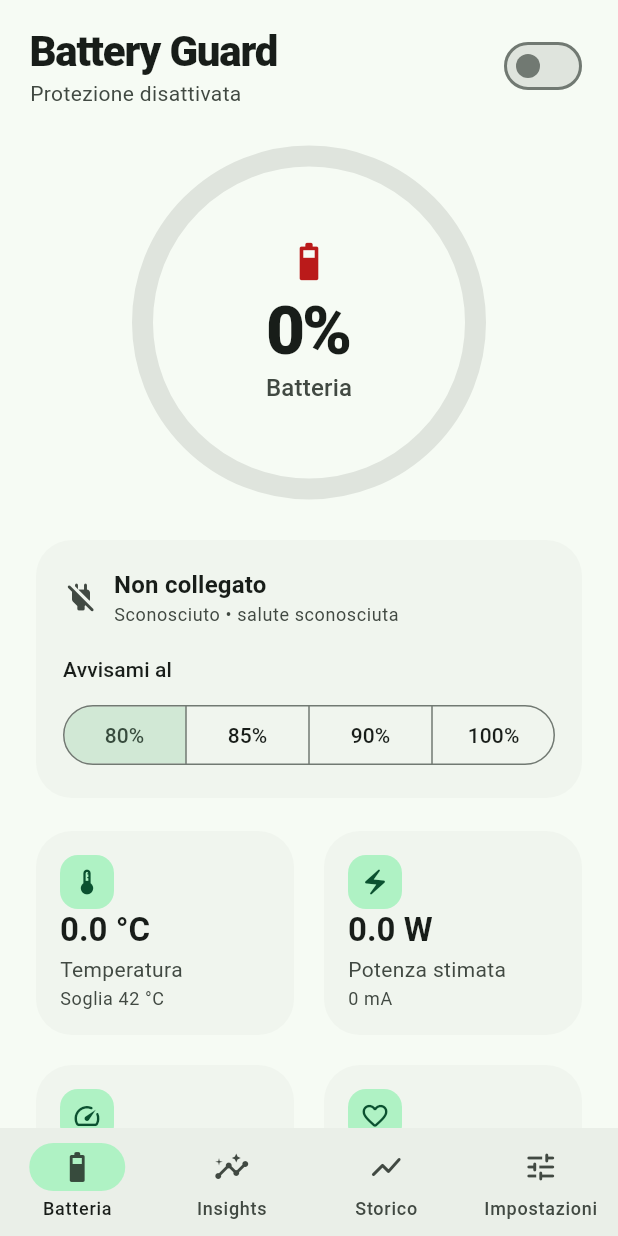
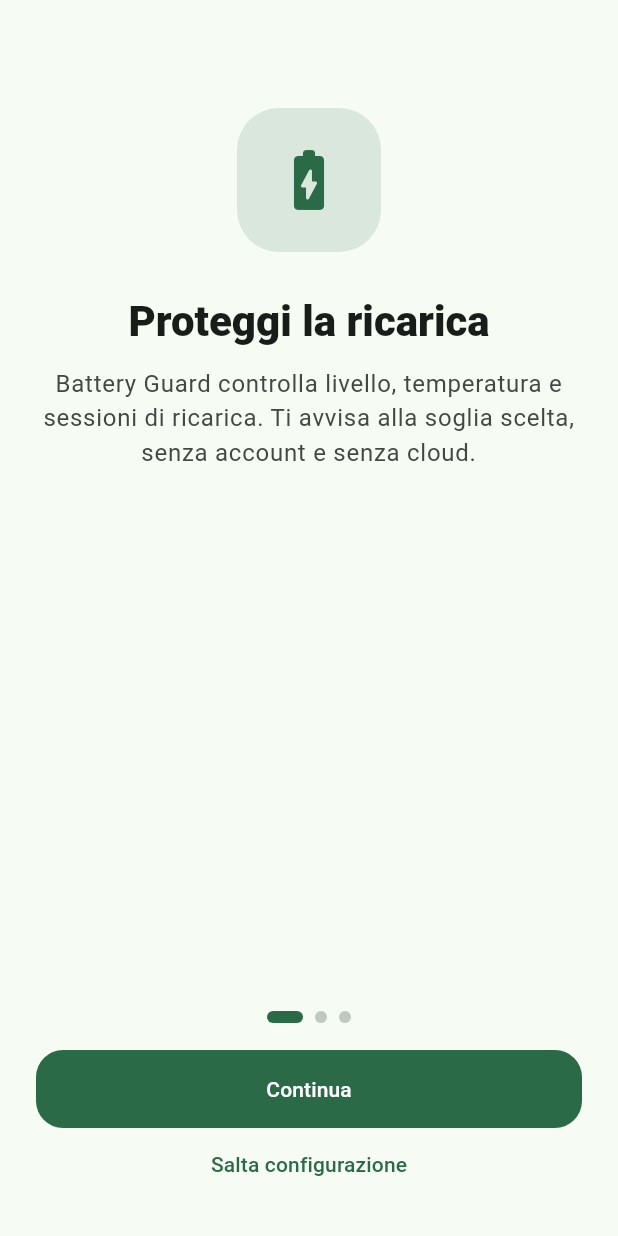
Before and after one commit to riccardopinato/Battery_Guard, a Flutter app: the screen it shows after launch, on a phone screen of 412 x 824 dp. Run offline on Flutter 3.47's test engine with Material 3 defaults, Android fonts, the light colour scheme and no system bars.

Commit message:
Add v0.5 RC1 hardening and onboarding

```diff
--- a/lib/app.dart
+++ b/lib/app.dart
@@ -3,6 +3,7 @@
 import 'screens/history_screen.dart';
 import 'screens/home_screen.dart';
 import 'screens/insights_screen.dart';
+import 'screens/onboarding_screen.dart';
 import 'screens/settings_screen.dart';
 import 'services/app_controller.dart';
 import 'theme/app_theme.dart';
@@ -30,6 +31,7 @@
     if (state == AppLifecycleState.resumed) {
       _controller.refreshSnapshot();
       _controller.refreshHistory();
+      _controller.refreshReliability();
     }
   }
 
@@ -55,6 +57,9 @@
             return const Scaffold(
               body: Center(child: CircularProgressIndicator()),
             );
+          }
+          if (!_controller.onboardingComplete) {
+            return OnboardingScreen(controller: _controller);
           }
           return _MainShell(controller: _controller);
         },
@@ -91,6 +96,7 @@
       ),
       bottomNavigationBar: NavigationBar(
         selectedIndex: _index,
+        labelBehavior: NavigationDestinationLabelBehavior.alwaysShow,
         onDestinationSelected: (value) => setState(() => _index = value),
         destinations: const [
           NavigationDestination(
--- /dev/null
+++ b/lib/models/reliability_status.dart
@@ -0,0 +1,92 @@
+class ReliabilityStatus {
+  const ReliabilityStatus({
+    required this.notificationsGranted,
+    required this.batteryOptimizationIgnored,
+    required this.monitoringRequested,
+    required this.serviceHealthy,
+    required this.lastHeartbeatAt,
+    required this.lastStartFailureAt,
+    required this.manufacturer,
+  });
+
+  factory ReliabilityStatus.fromMap(Map<dynamic, dynamic> map) {
+    int number(String key) => (map[key] as num?)?.round() ?? 0;
+    final heartbeat = number('lastHeartbeatAt');
+    final failure = number('lastStartFailureAt');
+
+    return ReliabilityStatus(
+      notificationsGranted: map['notificationsGranted'] as bool? ?? false,
+      batteryOptimizationIgnored:
+          map['batteryOptimizationIgnored'] as bool? ?? false,
+      monitoringRequested: map['monitoringRequested'] as bool? ?? false,
+      serviceHealthy: map['serviceHealthy'] as bool? ?? false,
+      lastHeartbeatAt: heartbeat > 0
+          ? DateTime.fromMillisecondsSinceEpoch(heartbeat)
+          : null,
+      lastStartFailureAt: failure > 0
+          ? DateTime.fromMillisecondsSinceEpoch(failure)
+          : null,
+      manufacturer: map['manufacturer']?.toString() ?? 'Android',
+    );
+  }
+
+  static const unknown = ReliabilityStatus(
+    notificationsGranted: false,
+    batteryOptimizationIgnored: false,
+    monitoringRequested: false,
+    serviceHealthy: true,
+    lastHeartbeatAt: null,
+    lastStartFailureAt: null,
+    manufacturer: 'Android',
+  );
+
+  final bool notificationsGranted;
+  final bool batteryOptimizationIgnored;
+  final bool monitoringRequested;
+  final bool serviceHealthy;
+  final DateTime? lastHeartbeatAt;
+  final DateTime? lastStartFailureAt;
+  final String manufacturer;
+
+  bool get needsAttention =>
+      !notificationsGranted || (monitoringRequested && !serviceHealthy);
+
+  String get serviceLabel {
+    if (!monitoringRequested) return 'Non richiesto';
+    if (serviceHealthy) return 'Operativo';
+    return 'Da verificare';
+  }
+
+  String get heartbeatLabel {
+    final value = lastHeartbeatAt;
+    if (value == null) return 'Nessun heartbeat registrato';
+
+    final elapsed = DateTime.now().difference(value);
+    if (elapsed.inMinutes < 1) return 'Aggiornato ora';
+    if (elapsed.inMinutes < 60) {
+      return 'Aggiornato ${elapsed.inMinutes} min fa';
+    }
+    return 'Aggiornato ${elapsed.inHours} h fa';
+  }
+
+  String get oemHint {
+    final name = manufacturer.toLowerCase();
+    if (name.contains('xiaomi') ||
+        name.contains('redmi') ||
+        name.contains('poco')) {
+      return 'Su Xiaomi/Redmi/Poco verifica anche Avvio automatico e batteria senza restrizioni.';
+    }
+    if (name.contains('samsung')) {
+      return 'Su Samsung evita che Battery Guard venga inserita tra le app in sospensione profonda.';
+    }
+    if (name.contains('oneplus') ||
+        name.contains('oppo') ||
+        name.contains('realme')) {
+      return 'Su OnePlus/Oppo/Realme consenti attività in background e avvio automatico.';
+    }
+    if (name.contains('vivo')) {
+      return 'Su Vivo consenti avvio automatico e attività in background.';
+    }
+    return 'Se il monitoraggio viene interrotto, imposta Battery Guard come app senza restrizioni nelle impostazioni batteria.';
+  }
+}
--- /dev/null
+++ b/lib/screens/onboarding_screen.dart
@@ -0,0 +1,258 @@
+import 'package:flutter/material.dart';
+
+import '../services/app_controller.dart';
+
+class OnboardingScreen extends StatefulWidget {
+  const OnboardingScreen({
+    required this.controller,
+    super.key,
+  });
+
+  final AppController controller;
+
+  @override
+  State<OnboardingScreen> createState() => _OnboardingScreenState();
+}
+
+class _OnboardingScreenState extends State<OnboardingScreen> {
+  final PageController _pageController = PageController();
+  int _page = 0;
+  bool _finishing = false;
+
+  @override
+  void dispose() {
+    _pageController.dispose();
+    super.dispose();
+  }
+
+  Future<void> _finish() async {
+    setState(() => _finishing = true);
+    try {
+      await widget.controller.completeOnboarding();
+    } finally {
+      if (mounted) setState(() => _finishing = false);
+    }
+  }
+
+  Future<void> _next() async {
+    if (_page < 2) {
+      await _pageController.nextPage(
+        duration: const Duration(milliseconds: 260),
+        curve: Curves.easeOutCubic,
+      );
+      return;
+    }
+    await _finish();
+  }
+
+  @override
+  Widget build(BuildContext context) {
+    final scheme = Theme.of(context).colorScheme;
+
+    return Scaffold(
+      body: SafeArea(
+        child: Column(
+          children: [
+            Expanded(
+              child: PageView(
+                controller: _pageController,
+                onPageChanged: (value) => setState(() => _page = value),
+                children: [
+                  _IntroPage(accent: scheme.primary),
+                  _PermissionPage(controller: widget.controller),
+                  _ReliabilityPage(controller: widget.controller),
+                ],
+              ),
+            ),
+            Padding(
+              padding: const EdgeInsets.fromLTRB(24, 8, 24, 24),
+              child: Column(
+                children: [
+                  Row(
+                    mainAxisAlignment: MainAxisAlignment.center,
+                    children: List.generate(
+                      3,
+                      (index) => AnimatedContainer(
+                        duration: const Duration(milliseconds: 180),
+                        width: index == _page ? 24 : 8,
+                        height: 8,
+                        margin: const EdgeInsets.symmetric(horizontal: 4),
+                        decoration: BoxDecoration(
+                          color: index == _page
+                              ? scheme.primary
+                              : scheme.outlineVariant,
+                          borderRadius: BorderRadius.circular(999),
+                        ),
+                      ),
+                    ),
+                  ),
+                  const SizedBox(height: 18),
+                  FilledButton(
+                    onPressed: _finishing ? null : _next,
+                    child: Text(_page == 2 ? 'Inizia' : 'Continua'),
+                  ),
+                  if (_page < 2)
+                    TextButton(
+                      onPressed: _finishing ? null : _finish,
+                      child: const Text('Salta configurazione'),
+                    ),
+                ],
+              ),
+            ),
+          ],
+        ),
+      ),
+    );
+  }
+}
+
+class _IntroPage extends StatelessWidget {
+  const _IntroPage({required this.accent});
+
+  final Color accent;
+
+  @override
+  Widget build(BuildContext context) {
+    return _BasePage(
+      icon: Icons.battery_charging_full_rounded,
+      accent: accent,
+      title: 'Proteggi la ricarica',
+      body:
+          'Battery Guard controlla livello, temperatura e sessioni di ricarica. Ti avvisa alla soglia scelta, senza account e senza cloud.',
+    );
+  }
+}
+
+class _BasePage extends StatelessWidget {
+  const _BasePage({
+    required this.icon,
+    required this.accent,
+    required this.title,
+    required this.body,
+    this.children = const [],
+  });
+
+  final IconData icon;
+  final Color accent;
+  final String title;
+  final String body;
+  final List<Widget> children;
+
+  @override
+  Widget build(BuildContext context) {
+    return SingleChildScrollView(
+      padding: const EdgeInsets.fromLTRB(28, 42, 28, 20),
+      child: Column(
+        children: [
+          const SizedBox(height: 30),
+          Semantics(
+            label: title,
+            child: Container(
+              width: 96,
+              height: 96,
+              decoration: BoxDecoration(
+                color: accent.withValues(alpha: 0.14),
+                borderRadius: BorderRadius.circular(28),
+              ),
+              child: Icon(icon, size: 48, color: accent),
+            ),
+          ),
+          const SizedBox(height: 28),
+          Text(
+            title,
+            textAlign: TextAlign.center,
+            style: Theme.of(context).textTheme.headlineMedium?.copyWith(
+                  fontWeight: FontWeight.w800,
+                ),
+          ),
+          const SizedBox(height: 12),
+          Text(
+            body,
+            textAlign: TextAlign.center,
+            style: Theme.of(context).textTheme.bodyLarge?.copyWith(
+                  height: 1.45,
+                  color: Theme.of(context).colorScheme.onSurfaceVariant,
+                ),
+          ),
+          if (children.isNotEmpty) ...[
+            const SizedBox(height: 24),
+            ...children,
+          ],
+        ],
+      ),
+    );
+  }
+}
+
+class _PermissionPage extends StatelessWidget {
+  const _PermissionPage({required this.controller});
+
+  final AppController controller;
+
+  @override
+  Widget build(BuildContext context) {
+    final scheme = Theme.of(context).colorScheme;
+    final granted = controller.notificationsGranted;
+
+    return _BasePage(
+      icon: granted
+          ? Icons.notifications_active_rounded
+          : Icons.notifications_none_rounded,
+      accent: granted ? scheme.primary : scheme.onSurfaceVariant,
+      title: 'Consenti gli avvisi',
+      body:
+          'Le notifiche servono per soglia, temperatura e anomalie anche quando Battery Guard non è aperta.',
+      children: [
+        if (granted)
+          const Chip(
+            avatar: Icon(Icons.check_circle_outline_rounded),
+            label: Text('Permesso concesso'),
+          )
+        else
+          FilledButton.tonalIcon(
+            onPressed: controller.requestNotificationPermission,
+            icon: const Icon(Icons.notifications_active_outlined),
+            label: const Text('Consenti notifiche'),
+          ),
+      ],
+    );
+  }
+}
+
+class _ReliabilityPage extends StatelessWidget {
+  const _ReliabilityPage({required this.controller});
+
+  final AppController controller;
+
+  @override
+  Widget build(BuildContext context) {
+    final scheme = Theme.of(context).colorScheme;
+    final status = controller.reliability;
+
+    return _BasePage(
+      icon: Icons.shield_outlined,
+      accent: scheme.primary,
+      title: 'Mantienilo operativo',
+      body: status.oemHint,
+      children: [
+        OutlinedButton.icon(
+          onPressed: controller.openBatterySettings,
+          icon: const Icon(Icons.battery_saver_outlined),
+          label: const Text('Apri impostazioni batteria'),
+        ),
+        const SizedBox(height: 10),
+        FilledButton.tonalIcon(
+          onPressed: controller.config.enabled
+              ? null
+              : () => controller.setEnabled(true),
+          icon: const Icon(Icons.shield_rounded),
+          label: Text(
+            controller.config.enabled
+                ? 'Protezione già attiva'
+                : 'Attiva protezione',
+          ),
+        ),
+      ],
+    );
+  }
+}
--- a/pubspec.yaml
+++ b/pubspec.yaml
@@ -1,7 +1,7 @@
 name: battery_guard
 description: Battery Guard - monitoraggio intelligente della batteria e avvisi di ricarica.
 publish_to: "none"
-version: 0.4.0+5
+version: 0.5.0+6
 
 environment:
   sdk: ">=3.9.0 <4.0.0"
```
Also changed, not shown: lib/screens/settings_screen.dart (+136 -51 lines), lib/services/app_controller.dart (+41 -10 lines), lib/services/native_battery_service.dart (+36 -25 lines), 6 other files.
